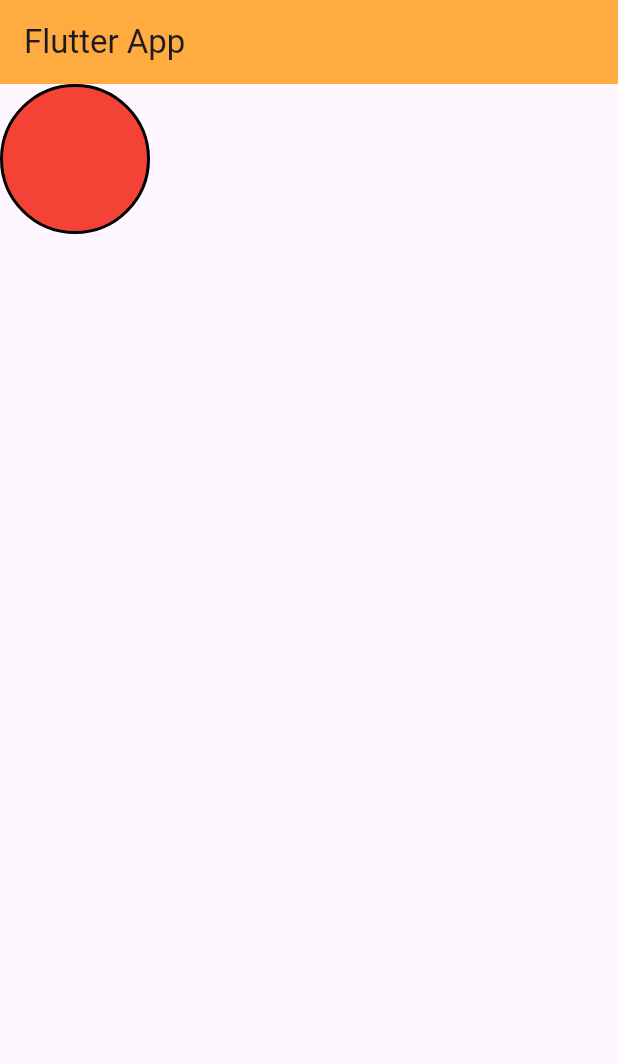
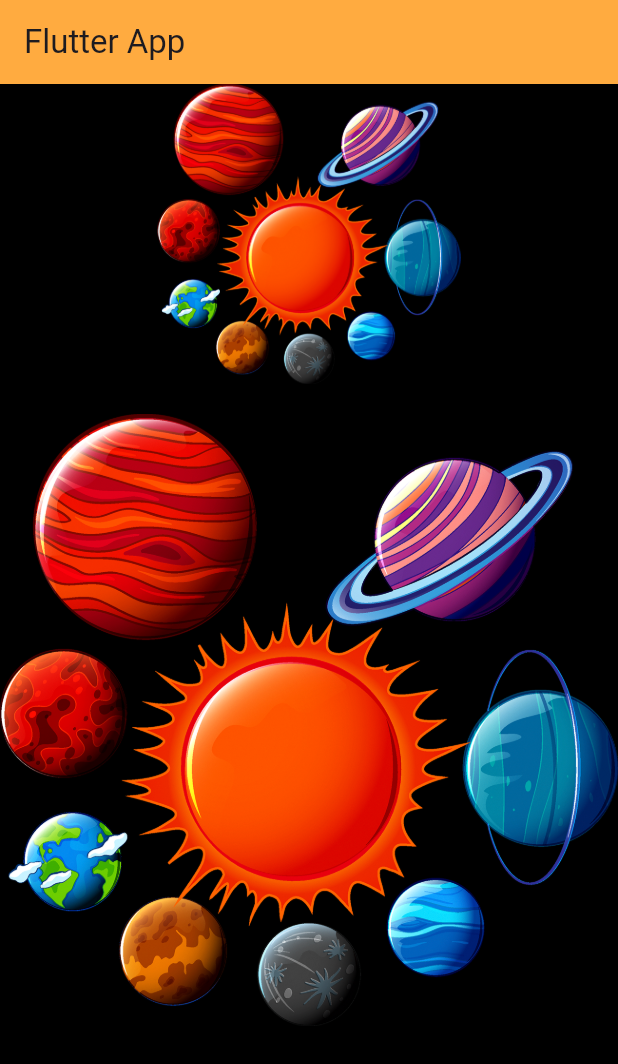
Before and after one commit to JahanRazh/My_First_Flutter_App, a Flutter app: the screen it shows after launch, on a phone screen of 412 x 824 dp. Shown: the top 1064 px of the screen. Run offline on Flutter 3.47's test engine with Material 3 defaults, Android fonts, the phone set to English and light mode, and no system bars.

Commit message:
add asset image and update UI layout in main.dart

```diff
--- a/lib/main.dart
+++ b/lib/main.dart
@@ -12,20 +12,23 @@ class MyApp extends StatelessWidget {
     return MaterialApp(
       title: "new app",
       home: Scaffold(
+        backgroundColor: Colors.black,
         appBar: AppBar(
           title: const Text("Flutter App"),
           backgroundColor: Colors.orangeAccent,
         ),
-        body: Container(
-          height: 100,
-          width: 100,
-          decoration: BoxDecoration(
-            color: Colors.red,
-            border: Border.all(
-              color: Colors.black,
-              width: 2,
-            ),
-            borderRadius: BorderRadius.circular(1000),
+        body: Center(
+          child: Column(
+            children: [
+              Image.asset(
+                "assets/space1.png",
+                height: 200,
+              ),
+              const SizedBox(
+                height: 20,
+              ),
+              Image.asset("assets/space1.png"),
+            ],
           ),
         ),
       ),
--- a/pubspec.yaml
+++ b/pubspec.yaml
@@ -59,9 +59,8 @@ flutter:
   uses-material-design: true
 
   # To add assets to your application, add an assets section, like this:
-  # assets:
-  #   - images/a_dot_burr.jpeg
-  #   - images/a_dot_ham.jpeg
+  assets:
+    - assets/space1.png
 
   # An image asset can refer to one or more resolution-specific "variants", see
   # https://flutter.dev/to/resolution-aware-images
```
Also changed, not shown: assets/iPhone 14 - 1.png (added), assets/iPhone 14 - 2.png (added), assets/iPhone 14 - 3.png (added), assets/space1.png (added), assets/space2.png (added), assets/space3.png (added).
